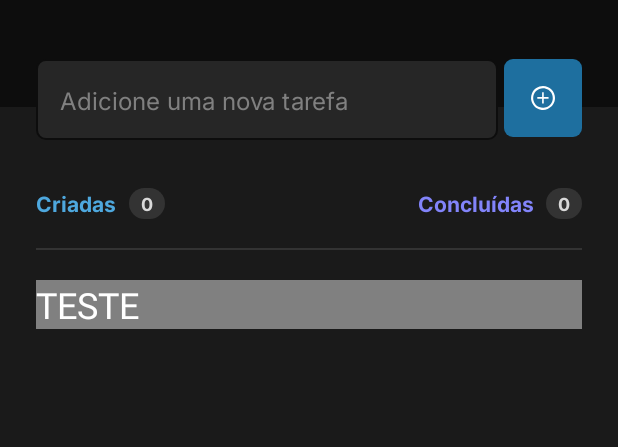
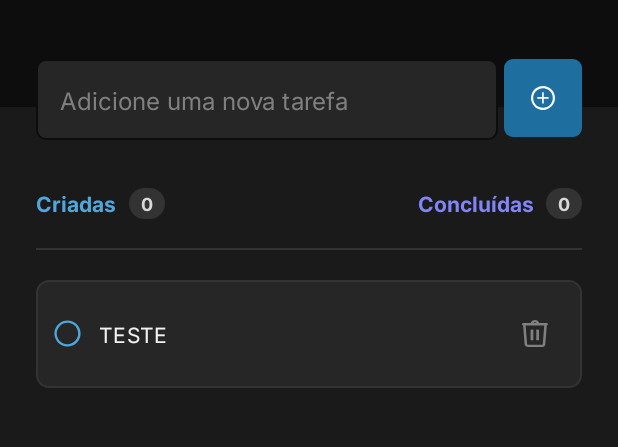
Before and after one commit to kassiosilva/todo-list-android, an Android app: the screen it shows after launch (MainActivity), on a phone screen of 412 x 824 dp, the part 108-555 px from its top. Run offline under Robolectric (Android 15) with nearby library versions, the phone set to English and light mode, and no system bars.

Commit message:
feat: Estilizando task item

```diff
--- a/app/src/main/java/com/example/todolist/viewholder/TaskViewHolder.kt
+++ b/app/src/main/java/com/example/todolist/viewholder/TaskViewHolder.kt
@@ -6,6 +6,6 @@ import com.example.todolist.databinding.TaskBinding
 
 class TaskViewHolder(private val bind: TaskBinding) : RecyclerView.ViewHolder(bind.root) {
     fun bind(task: String) {
-        bind.textDescription.text = task
+        bind.checkboxTask.text = task
     }
 }
--- /dev/null
+++ b/app/src/main/res/drawable/checkbox_checked_task.xml
@@ -0,0 +1,15 @@
+<vector xmlns:android="http://schemas.android.com/apk/res/android"
+    android:width="18dp"
+    android:height="18dp"
+    android:viewportWidth="18"
+    android:viewportHeight="18">
+  <path
+      android:pathData="M8.98,16.426C13.073,16.426 16.39,13.108 16.39,9.016C16.39,4.923 13.073,1.606 8.98,1.606C4.888,1.606 1.57,4.923 1.57,9.016C1.57,13.108 4.888,16.426 8.98,16.426Z"
+      android:fillColor="#5E60CE"/>
+  <path
+      android:pathData="M8.964,1.86C10.377,1.86 11.757,2.278 12.931,3.063C14.106,3.848 15.021,4.963 15.561,6.268C16.102,7.572 16.243,9.008 15.968,10.393C15.692,11.778 15.012,13.05 14.013,14.049C13.015,15.048 11.742,15.728 10.357,16.003C8.972,16.279 7.536,16.138 6.232,15.597C4.927,15.057 3.812,14.141 3.027,12.967C2.243,11.793 1.824,10.412 1.824,9C1.831,7.109 2.586,5.297 3.923,3.959C5.261,2.622 7.073,1.867 8.964,1.86ZM8.964,0.273C7.24,0.28 5.556,0.798 4.125,1.761C2.695,2.724 1.582,4.09 0.927,5.685C0.272,7.28 0.104,9.034 0.445,10.724C0.786,12.415 1.62,13.967 2.841,15.184C4.063,16.401 5.619,17.228 7.31,17.562C9.002,17.896 10.755,17.721 12.348,17.059C13.941,16.398 15.302,15.279 16.259,13.845C17.216,12.41 17.727,10.725 17.727,9C17.727,7.851 17.5,6.713 17.059,5.652C16.619,4.591 15.973,3.627 15.158,2.816C14.344,2.005 13.378,1.363 12.315,0.927C11.252,0.49 10.113,0.268 8.964,0.273Z"
+      android:fillColor="#5E60CE"/>
+  <path
+      android:pathData="M12.431,6.342L8.099,10.674L5.616,8.192L4.78,9.028L8.099,12.346L13.267,7.178L12.431,6.342Z"
+      android:fillColor="#F2F2F2"/>
+</vector>
--- /dev/null
+++ b/app/src/main/res/drawable/checkbox_task.xml
@@ -0,0 +1,5 @@
+<?xml version="1.0" encoding="utf-8"?>
+<selector xmlns:android="http://schemas.android.com/apk/res/android">
+    <item android:state_checked="true" android:drawable="@drawable/checkbox_checked_task" />
+    <item android:state_checked="false" android:drawable="@drawable/checkbox_unchecked_task" />
+</selector>
--- /dev/null
+++ b/app/src/main/res/drawable/checkbox_unchecked_task.xml
@@ -0,0 +1,9 @@
+<vector xmlns:android="http://schemas.android.com/apk/res/android"
+    android:width="18dp"
+    android:height="18dp"
+    android:viewportWidth="18"
+    android:viewportHeight="18">
+  <path
+      android:pathData="M8.964,1.86C10.377,1.86 11.757,2.278 12.931,3.063C14.106,3.848 15.021,4.963 15.561,6.268C16.102,7.572 16.243,9.008 15.968,10.393C15.692,11.778 15.012,13.05 14.013,14.049C13.015,15.048 11.742,15.728 10.357,16.003C8.972,16.279 7.536,16.138 6.232,15.597C4.927,15.057 3.812,14.141 3.027,12.967C2.243,11.793 1.824,10.412 1.824,9C1.831,7.109 2.586,5.297 3.923,3.959C5.261,2.622 7.073,1.867 8.964,1.86ZM8.964,0.273C7.24,0.28 5.556,0.798 4.125,1.761C2.695,2.724 1.582,4.09 0.927,5.685C0.272,7.28 0.104,9.034 0.445,10.724C0.786,12.415 1.62,13.967 2.841,15.184C4.063,16.401 5.619,17.228 7.31,17.562C9.002,17.896 10.755,17.721 12.348,17.059C13.941,16.398 15.302,15.279 16.259,13.845C17.216,12.41 17.727,10.725 17.727,9C17.727,7.851 17.5,6.713 17.059,5.652C16.619,4.591 15.973,3.627 15.158,2.816C14.344,2.005 13.378,1.363 12.315,0.927C11.252,0.49 10.113,0.268 8.964,0.273Z"
+      android:fillColor="#4EA8DE"/>
+</vector>
--- /dev/null
+++ b/app/src/main/res/drawable/ic_trash.xml
@@ -0,0 +1,15 @@
+<vector xmlns:android="http://schemas.android.com/apk/res/android"
+    android:width="18dp"
+    android:height="18dp"
+    android:viewportWidth="13"
+    android:viewportHeight="14">
+  <path
+      android:pathData="M8.202,4.985H6.872V10.507H8.202V4.985Z"
+      android:fillColor="#808080"/>
+  <path
+      android:pathData="M5.462,4.985H4.132V10.507H5.462V4.985Z"
+      android:fillColor="#808080"/>
+  <path
+      android:pathData="M12.478,2.167C12.475,2.031 12.429,1.898 12.347,1.79C12.264,1.681 12.149,1.601 12.018,1.562C11.96,1.538 11.897,1.523 11.834,1.517H8.287C8.153,1.078 7.881,0.694 7.512,0.42C7.143,0.147 6.696,0 6.237,0C5.777,0 5.33,0.147 4.961,0.42C4.592,0.694 4.321,1.078 4.186,1.517H0.639C0.581,1.518 0.523,1.527 0.467,1.544H0.452C0.313,1.587 0.193,1.675 0.112,1.795C0.03,1.915 -0.009,2.059 0.002,2.203C0.012,2.348 0.071,2.484 0.17,2.591C0.268,2.698 0.399,2.768 0.542,2.79L1.253,12.533C1.264,12.913 1.417,13.274 1.682,13.546C1.947,13.818 2.304,13.98 2.683,14H9.787C10.166,13.98 10.524,13.819 10.79,13.547C11.056,13.275 11.209,12.913 11.22,12.533L11.928,2.799C12.08,2.778 12.22,2.702 12.321,2.586C12.422,2.47 12.478,2.321 12.478,2.167ZM6.237,1.215C6.366,1.215 6.494,1.241 6.613,1.294C6.732,1.346 6.838,1.422 6.926,1.517H5.547C5.635,1.421 5.741,1.345 5.86,1.293C5.979,1.241 6.107,1.214 6.237,1.215ZM9.787,12.79H2.683C2.602,12.79 2.475,12.657 2.46,12.446L1.758,2.811H10.715L10.014,12.446C9.998,12.657 9.871,12.79 9.787,12.79Z"
+      android:fillColor="#808080"/>
+</vector>
--- /dev/null
+++ b/app/src/main/res/drawable/task_item_container.xml
@@ -0,0 +1,14 @@
+<?xml version="1.0" encoding="utf-8"?>
+<shape
+    xmlns:android="http://schemas.android.com/apk/res/android"
+    android:shape="rectangle">
+
+    <corners android:radius="8dp" />
+
+    <!-- This is the border color -->
+    <stroke android:width="1dp" android:color="@color/gray_400" />
+
+    <!--- This is the background color -->
+    <solid android:color="@color/gray_500" />
+
+</shape>
--- a/app/src/main/res/layout/task.xml
+++ b/app/src/main/res/layout/task.xml
@@ -1,16 +1,34 @@
 <?xml version="1.0" encoding="utf-8"?>
 <LinearLayout xmlns:android="http://schemas.android.com/apk/res/android"
     android:layout_width="match_parent"
-    android:orientation="vertical"
-    android:background="@color/gray_300"
-    android:layout_height="wrap_content">
+    android:layout_height="wrap_content"
+    android:background="@drawable/task_item_container"
+    android:orientation="horizontal"
+    android:padding="12dp"
+    android:gravity="center_vertical">
 
-    <TextView
-        android:id="@+id/text_description"
-        android:text="Convidado"
-        android:textColor="@color/white"
-        android:textSize="24sp"
+    <CheckBox
+        android:id="@+id/checkbox_task"
+        android:layout_width="0dp"
+        android:layout_height="wrap_content"
+        android:layout_weight="3"
+        android:button="@null"
+        android:checked="false"
+        android:drawableStart="@drawable/checkbox_task"
+        android:drawablePadding="12dp"
+        android:layout_marginEnd="8dp"
+        android:fontFamily="@font/inter"
+        android:text="@string/task_description"
+        android:textColor="@color/gray_100"
+        android:textSize="14sp" />
+
+    <ImageButton
+        android:background="@android:color/transparent"
+        android:paddingVertical="9dp"
+        android:paddingHorizontal="10dp"
+        android:id="@+id/image_button_delete"
         android:layout_width="wrap_content"
-        android:layout_height="wrap_content" />
-
+        android:layout_height="wrap_content"
+        android:layout_weight="0"
+        android:src="@drawable/ic_trash" />
 </LinearLayout>
--- a/app/src/main/res/values/strings.xml
+++ b/app/src/main/res/values/strings.xml
@@ -5,8 +5,7 @@
     <string name="tasks_created_value">0</string>
     <string name="completed_tasks">Concluídas</string>
     <string name="completed_tasks_value">0</string>
-    <!-- TODO: Remove or change this placeholder text -->
-    <string name="hello_blank_fragment">Hello blank fragment</string>
     <string name="empty_list_title">Você ainda não tem tarefas cadastradas</string>
     <string name="empty_list_subtitle">Crie tarefas e organize seus itens a fazer</string>
+    <string name="task_description">Integer urna interdum massa libero auctor neque turpis turpis semper. Duis vel sed fames integer.</string>
 </resources>
```
